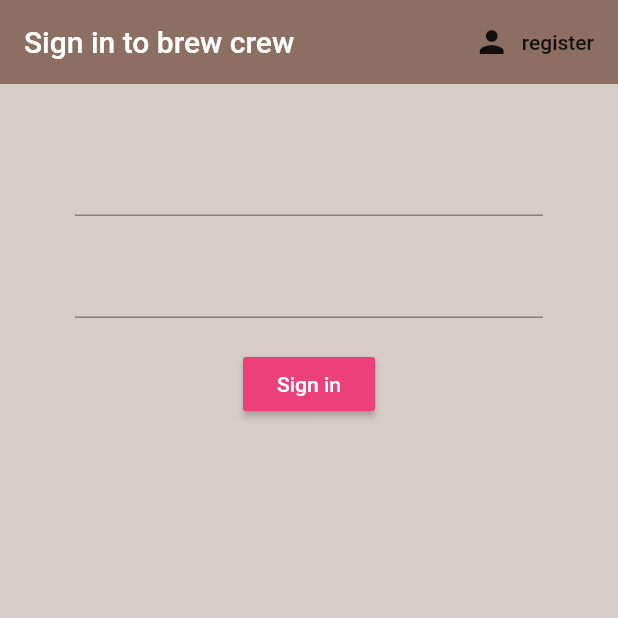
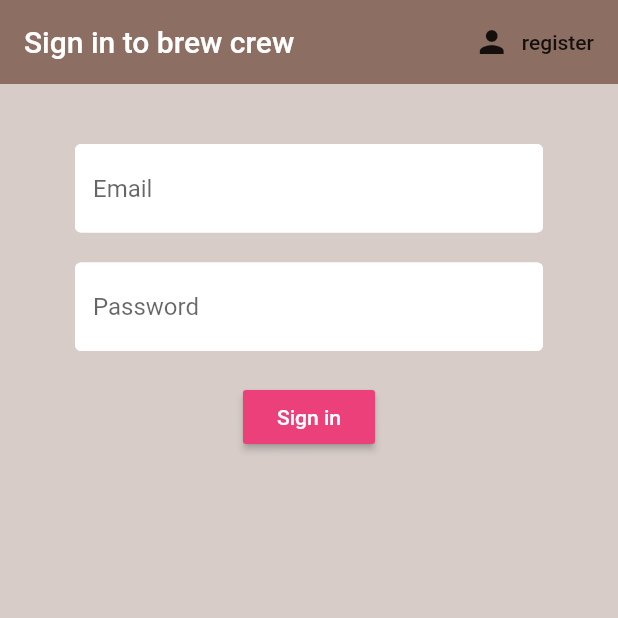
Before and after one commit to swapnil130501/Coffee-app, a Flutter app: the screen it shows after launch, on a phone screen of 412 x 824 dp, the top half of it. Run offline on Flutter 3.47's test engine with Material 2 defaults, Android fonts, the phone set to English and light mode, and no system bars; our stand-ins replace firebase_auth, firebase_core; accounts and stored records are empty.

Commit message:
Text Input Decoration
Text Input Decoration for login and register

```diff
--- a/lib/screens/authenticate/register.dart
+++ b/lib/screens/authenticate/register.dart
@@ -1,4 +1,5 @@
 import 'package:coffee_app/services/auth.dart';
+import 'package:coffee_app/shared/constants.dart';
 import 'package:flutter/material.dart';
 
 class Register extends StatefulWidget {
@@ -46,6 +47,7 @@ class _RegisterState extends State<Register> {
             children: [
               SizedBox(height: 20),
               TextFormField(
+                decoration: textInputDecoration.copyWith(hintText: 'Email'),
                 validator: (val) => val!.isEmpty ? 'Enter an email' : null,
                   onChanged: (val) {
                     setState(() {
@@ -55,6 +57,7 @@ class _RegisterState extends State<Register> {
               ),
               SizedBox(height: 20),
               TextFormField(
+                  decoration: textInputDecoration.copyWith(hintText: 'Password'),
                   obscureText: true,
                   validator: (val) => val!.length < 6 ? 'Enter a password 6+ chars long' : null,
                   onChanged: (val) {
--- a/lib/screens/authenticate/sign_in.dart
+++ b/lib/screens/authenticate/sign_in.dart
@@ -1,4 +1,5 @@
 import 'package:coffee_app/services/auth.dart';
+import 'package:coffee_app/shared/constants.dart';
 import 'package:flutter/cupertino.dart';
 import 'package:flutter/material.dart';
 class SignIn extends StatefulWidget {
@@ -45,6 +46,7 @@ class _SignInState extends State<SignIn> {
               children: [
                 SizedBox(height: 20),
                 TextFormField(
+                    decoration: textInputDecoration.copyWith(hintText: 'Email'),
                     validator: (val) => val!.isEmpty ? 'Enter an email' : null,
                     onChanged: (val) {
                       setState(() {
@@ -54,6 +56,7 @@ class _SignInState extends State<SignIn> {
                 ),
                 SizedBox(height: 20),
                 TextFormField(
+                    decoration: textInputDecoration.copyWith(hintText: 'Password'),
                   obscureText: true,
                     validator: (val) => val!.length < 6 ? 'Enter a password 6+ chars long' : null,
                     onChanged: (val) {
--- /dev/null
+++ b/lib/shared/constants.dart
@@ -0,0 +1,12 @@
+import 'package:flutter/material.dart';
+
+const textInputDecoration = InputDecoration(
+fillColor: Colors.white,
+filled: true,
+enabledBorder: OutlineInputBorder(
+borderSide: BorderSide(color: Colors.white, width: 2.0),
+),
+focusedBorder: OutlineInputBorder(
+borderSide: BorderSide(color: Colors.pink, width: 2.0),
+),
+);
```
Also changed, not shown: 4 other files.
